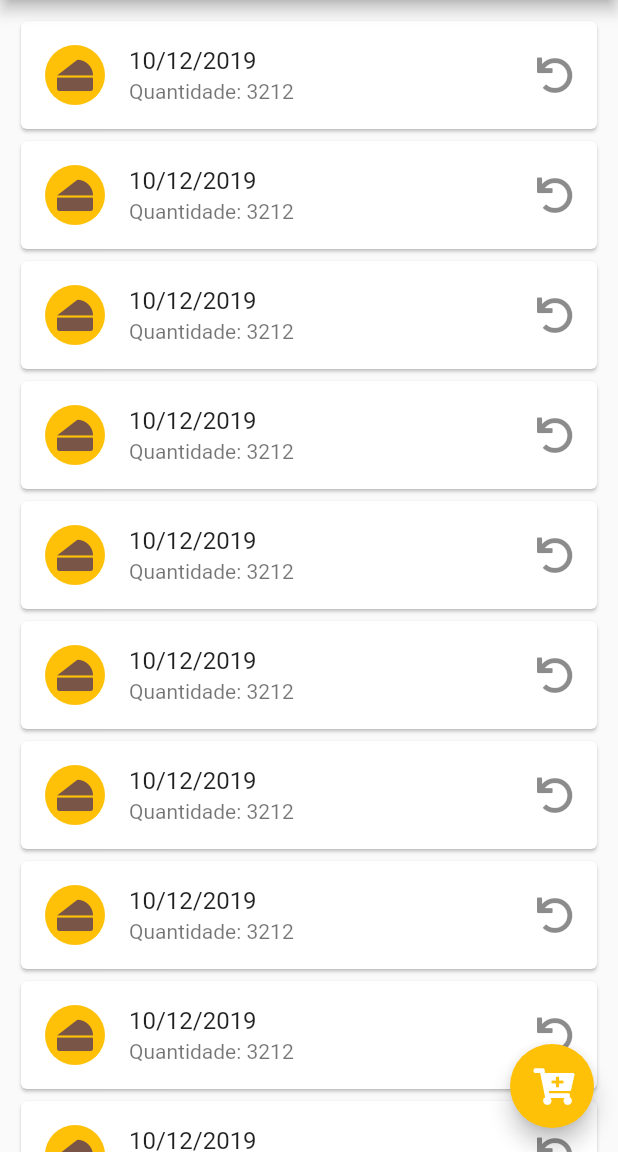
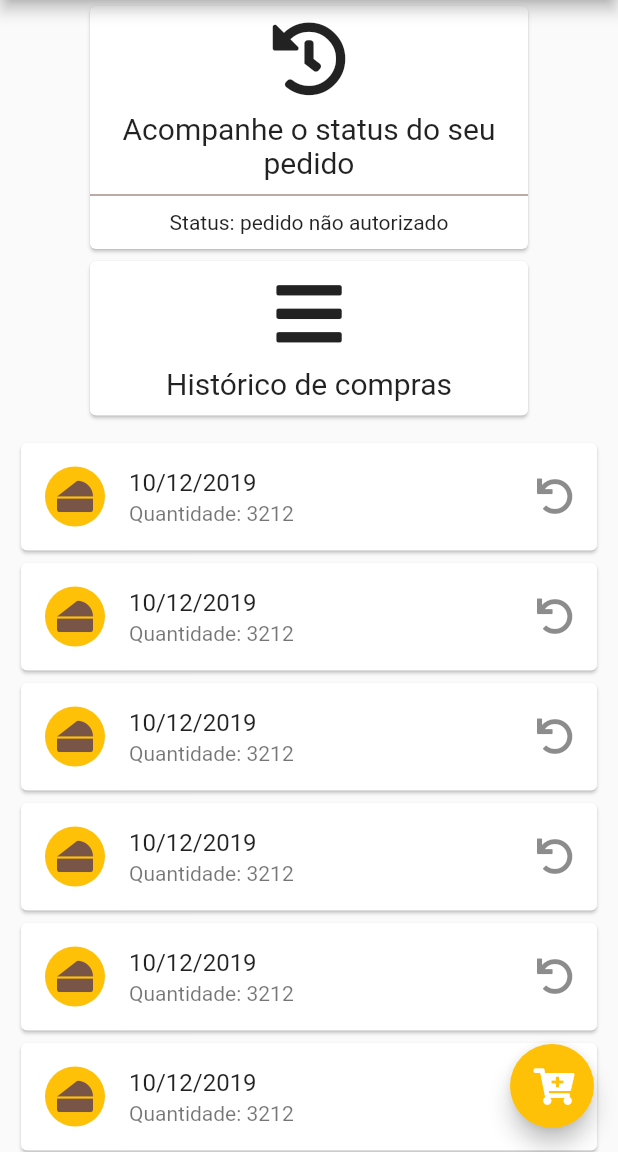
Before and after one commit to ademir2011/browdelivery, a Flutter app: the screen it shows after launch, on a phone screen of 412 x 824 dp, the part 84-1236 px from its top. Run offline on Flutter 3.47's test engine with Material 2 defaults, Android fonts, the phone set to English and light mode, and no system bars; our stand-ins replace font_awesome_flutter.

Commit message:
status do pedido

```diff
--- /dev/null
+++ b/lib/model/order.dart
@@ -0,0 +1,7 @@
+class Order {
+  String location;
+  int amountBrownie;
+  bool orderAproved;
+
+  Order({this.location, this.amountBrownie, this.orderAproved});
+}
--- a/lib/ui/home.dart
+++ b/lib/ui/home.dart
@@ -1,19 +1,34 @@
+import 'package:brow/model/order.dart';
 import 'package:flutter/material.dart';
 import 'package:font_awesome_flutter/font_awesome_flutter.dart';
 import 'package:brow/ui/cart.dart';
 
 class Home extends StatefulWidget {
+  final Order order;
+
+  Home({Key key, this.order}) : super(key: key);
+
   @override
-  _HomeState createState() => _HomeState();
+  _HomeState createState() => _HomeState(order);
 }
 
 class _HomeState extends State<Home> {
+  Order order;
+
+  _HomeState(this.order);
+
   @override
   Widget build(BuildContext context) {
     return Scaffold(
       appBar: buildAppBar(),
-      body: Center(
-        child: buildListView(),
+      body: Column(
+        children: <Widget>[
+          buildCardWaiting(),
+          buildCardSection(),
+          Expanded(
+            child: buildListView(),
+          ),
+        ],
       ),
       floatingActionButton: FloatingActionButton(
         onPressed: () {
@@ -66,4 +81,73 @@ class _HomeState extends State<Home> {
       ),
     );
   }
+
+  Widget buildCardSection() {
+    return Container(
+      width: 300.0,
+      child: Card(
+        child: Column(
+          children: <Widget>[
+            SizedBox(
+              height: 10.0,
+            ),
+            Icon(
+              FontAwesomeIcons.bars,
+              size: 50.0,
+            ),
+            SizedBox(
+              height: 10.0,
+            ),
+            Text(
+              "Histórico de compras",
+              style: TextStyle(
+                fontSize: 20.0,
+              ),
+            ),
+            SizedBox(
+              height: 10.0,
+            ),
+          ],
+        ),
+      ),
+    );
+  }
+
+  Widget buildCardWaiting() {
+    return Container(
+      width: 300.0,
+      child: Card(
+        child: Column(
+          children: <Widget>[
+            SizedBox(
+              height: 10.0,
+            ),
+            Icon(
+              FontAwesomeIcons.history,
+              size: 50.0,
+            ),
+            SizedBox(
+              height: 10.0,
+            ),
+            Text(
+              "Acompanhe o status do seu pedido",
+              style: TextStyle(
+                fontSize: 20.0,
+              ),
+              textAlign: TextAlign.center,
+            ),
+            Divider(
+              color: Colors.brown,
+              height: 20.0,
+            ),
+            Text(
+                "Status: ${order?.orderAproved == null ? 'pedido não autorizado' : order.orderAproved ? 'pedido realizado' : 'pedido não realizado'}"),
+            SizedBox(
+              height: 10.0,
+            ),
+          ],
+        ),
+      ),
+    );
+  }
 }
--- a/lib/ui/slash_screen.dart
+++ b/lib/ui/slash_screen.dart
@@ -17,7 +17,10 @@ class _SplashScreenState extends State<SplashScreen> {
     Future.delayed(duration).then((_) {
       Navigator.pushReplacement(
         context,
-        MaterialPageRoute(builder: (context) => Home()),
+        MaterialPageRoute(
+            builder: (context) => Home(
+                  order: null,
+                )),
       );
     });
   }
```
Also changed, not shown: lib/ui/cart.dart (+11 -1 lines), lib/ui/wait.dart (+57 -4 lines).
